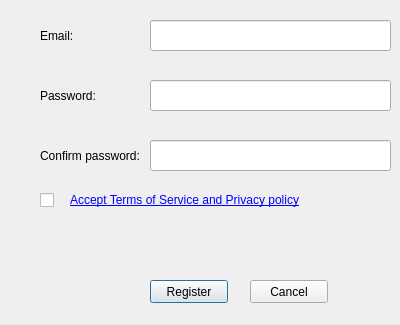
Qt form pCloud/registerwindow.ui (pcloudcom/pfs-gui) before a commit.
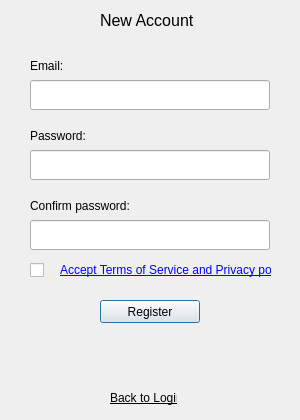
The same form after that commit.

Commit message: design for registration

```diff
--- a/pCloud/registerwindow.ui
+++ b/pCloud/registerwindow.ui
@@ -6,34 +6,21 @@
    <rect>
     <x>0</x>
     <y>0</y>
-    <width>400</width>
-    <height>325</height>
+    <width>300</width>
+    <height>420</height>
    </rect>
   </property>
   <property name="windowTitle">
    <string>Register</string>
   </property>
   <widget class="QWidget" name="centralwidget">
-   <widget class="QPushButton" name="cancelButton">
-    <property name="geometry">
-     <rect>
-      <x>250</x>
-      <y>280</y>
-      <width>78</width>
-      <height>23</height>
-     </rect>
-    </property>
-    <property name="text">
-     <string>Cancel</string>
-    </property>
-   </widget>
    <widget class="QLineEdit" name="password">
     <property name="geometry">
      <rect>
-      <x>150</x>
-      <y>80</y>
-      <width>241</width>
-      <height>31</height>
+      <x>30</x>
+      <y>150</y>
+      <width>240</width>
+      <height>30</height>
      </rect>
     </property>
     <property name="echoMode">
@@ -43,20 +30,20 @@
    <widget class="QLineEdit" name="email">
     <property name="geometry">
      <rect>
-      <x>150</x>
-      <y>20</y>
-      <width>241</width>
-      <height>31</height>
+      <x>30</x>
+      <y>80</y>
+      <width>240</width>
+      <height>30</height>
      </rect>
     </property>
    </widget>
    <widget class="QLabel" name="error">
     <property name="geometry">
      <rect>
-      <x>40</x>
-      <y>230</y>
-      <width>371</width>
-      <height>41</height>
+      <x>20</x>
+      <y>340</y>
+      <width>260</width>
+      <height>40</height>
      </rect>
     </property>
     <property name="text">
@@ -66,8 +53,8 @@
    <widget class="QLabel" name="label_2">
     <property name="geometry">
      <rect>
-      <x>40</x>
-      <y>80</y>
+      <x>30</x>
+      <y>120</y>
       <width>111</width>
       <height>31</height>
      </rect>
@@ -79,8 +66,8 @@
    <widget class="QLabel" name="label">
     <property name="geometry">
      <rect>
-      <x>40</x>
-      <y>20</y>
+      <x>30</x>
+      <y>50</y>
       <width>111</width>
       <height>31</height>
      </rect>
@@ -92,9 +79,9 @@
    <widget class="QPushButton" name="registerButton">
     <property name="geometry">
      <rect>
-      <x>150</x>
-      <y>280</y>
-      <width>78</width>
+      <x>100</x>
+      <y>300</y>
+      <width>100</width>
       <height>23</height>
      </rect>
     </property>
@@ -108,10 +95,10 @@
    <widget class="QLineEdit" name="confirmpassword">
     <property name="geometry">
      <rect>
-      <x>150</x>
-      <y>140</y>
-      <width>241</width>
-      <height>31</height>
+      <x>30</x>
+      <y>220</y>
+      <width>240</width>
+      <height>30</height>
      </rect>
     </property>
     <property name="text">
@@ -124,8 +111,8 @@
    <widget class="QLabel" name="label_3">
     <property name="geometry">
      <rect>
-      <x>40</x>
-      <y>140</y>
+      <x>30</x>
+      <y>190</y>
       <width>111</width>
       <height>31</height>
      </rect>
@@ -137,10 +124,10 @@
    <widget class="QCheckBox" name="accepttos">
     <property name="geometry">
      <rect>
-      <x>40</x>
-      <y>190</y>
-      <width>21</width>
-      <height>21</height>
+      <x>30</x>
+      <y>260</y>
+      <width>20</width>
+      <height>20</height>
      </rect>
     </property>
     <property name="text">
@@ -150,9 +137,9 @@
    <widget class="QLabel" name="label_4">
     <property name="geometry">
      <rect>
-      <x>70</x>
-      <y>190</y>
-      <width>260</width>
+      <x>60</x>
+      <y>260</y>
+      <width>211</width>
       <height>21</height>
      </rect>
     </property>
@@ -163,6 +150,42 @@
      <bool>true</bool>
     </property>
    </widget>
+   <widget class="QLabel" name="label_5">
+    <property name="geometry">
+     <rect>
+      <x>100</x>
+      <y>10</y>
+      <width>101</width>
+      <height>21</height>
+     </rect>
+    </property>
+    <property name="font">
+     <font>
+      <pointsize>12</pointsize>
+     </font>
+    </property>
+    <property name="text">
+     <string>New Account</string>
+    </property>
+   </widget>
+   <widget class="QLabel" name="loginLabel">
+    <property name="geometry">
+     <rect>
+      <x>110</x>
+      <y>390</y>
+      <width>67</width>
+      <height>16</height>
+     </rect>
+    </property>
+    <property name="font">
+     <font>
+      <underline>true</underline>
+     </font>
+    </property>
+    <property name="text">
+     <string>Back to Login</string>
+    </property>
+   </widget>
   </widget>
  </widget>
  <tabstops>
```
Left out of the diff: 1 changed line with no effect on the pictures. The commit also changes 1 other file.
